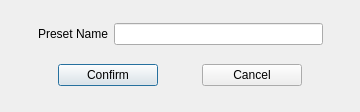
sc0000/hfmdd-video-system, file src/preset-dialog.ui: the form before one commit.
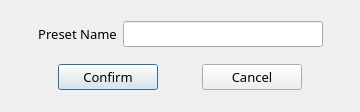
The form after the commit.

What changed in the file:
```diff
--- a/src/preset-dialog.ui
+++ b/src/preset-dialog.ui
@@ -18,7 +18,8 @@
   </property>
   <property name="font">
    <font>
-    <pointsize>9</pointsize>
+    <family>DaxOT</family>
+    <pointsize>10</pointsize>
    </font>
   </property>
   <widget class="QWidget" name="verticalLayoutWidget">
```
